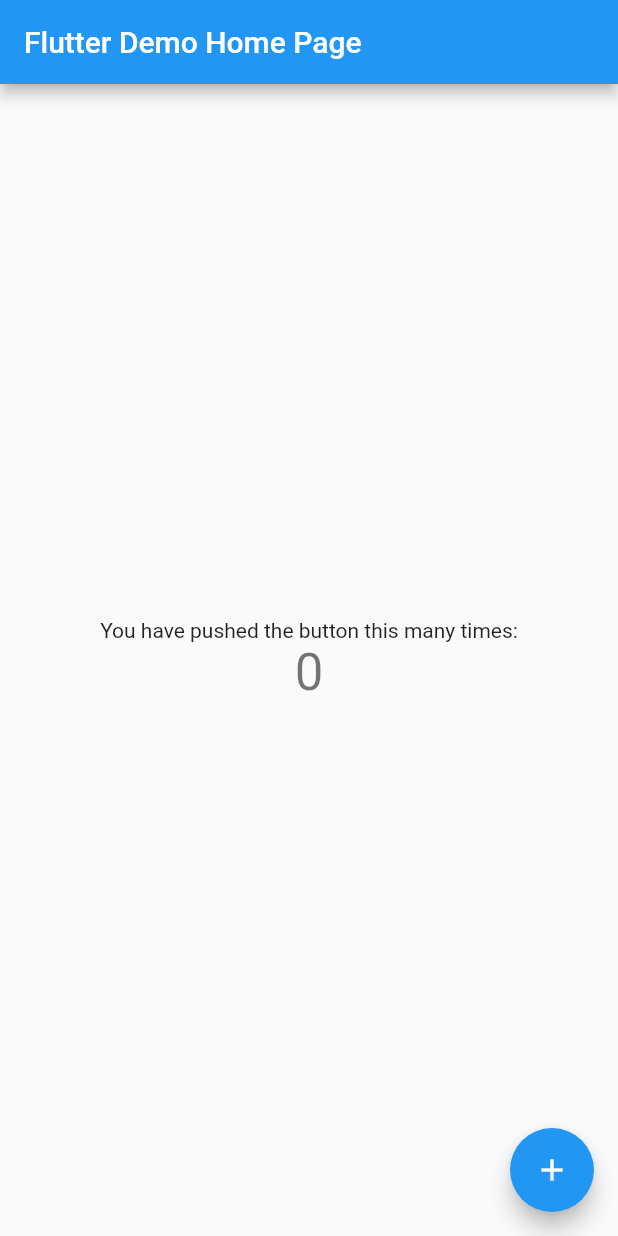
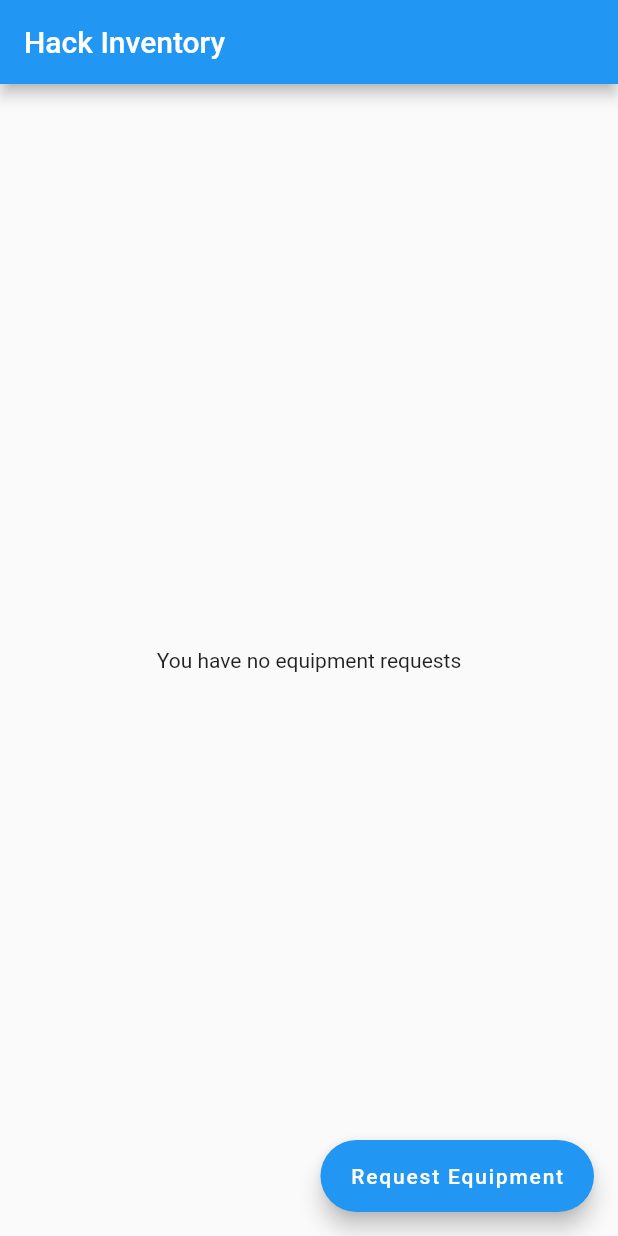
Before and after one commit to HafsaKaraAchira/Hack-Inventory, a Flutter app: the screen it shows after launch, on a phone screen of 412 x 824 dp. Run offline on Flutter 3.47's test engine with Material 2 defaults, Android fonts, the light colour scheme and no system bars.

Commit message:
Basic equipment request

```diff
--- a/hack_inventory/lib/main.dart
+++ b/hack_inventory/lib/main.dart
@@ -1,4 +1,5 @@
 import 'package:flutter/material.dart';
+import 'package:hack_inventory/equipmentRequest.dart';
 
 void main() {
   runApp(MyApp());
@@ -9,7 +10,7 @@
   @override
   Widget build(BuildContext context) {
     return MaterialApp(
-      title: 'Flutter Demo',
+      title: 'Hack Inventory',
       theme: ThemeData(
         // This is the theme of your application.
         //
@@ -22,7 +23,7 @@
         // is not restarted.
         primarySwatch: Colors.blue,
       ),
-      home: MyHomePage(title: 'Flutter Demo Home Page'),
+      home: MyHomePage(title: 'Hack Inventory'),
     );
   }
 }
@@ -94,20 +95,22 @@
           mainAxisAlignment: MainAxisAlignment.center,
           children: <Widget>[
             Text(
-              'You have pushed the button this many times:',
-            ),
-            Text(
-              '$_counter',
-              style: Theme.of(context).textTheme.headline4,
+              'You have no equipment requests',
             ),
           ],
         ),
       ),
-      floatingActionButton: FloatingActionButton(
-        onPressed: _incrementCounter,
-        tooltip: 'Increment',
-        child: Icon(Icons.add),
-      ), // This trailing comma makes auto-formatting nicer for build methods.
+      floatingActionButton: FloatingActionButton.extended(
+        onPressed: () {
+          Navigator.push(
+            context,
+            MaterialPageRoute(builder: (context) => EquipRequest()),
+          );
+        },
+        tooltip: 'Request Equipment',
+        label: const Text('Request Equipment'),
+      ),
+      // This trailing comma makes auto-formatting nicer for build methods.
     );
   }
 }
```
Also changed, not shown: hack_inventory/lib/equipmentRequest.dart (added, +20 -0 lines).
